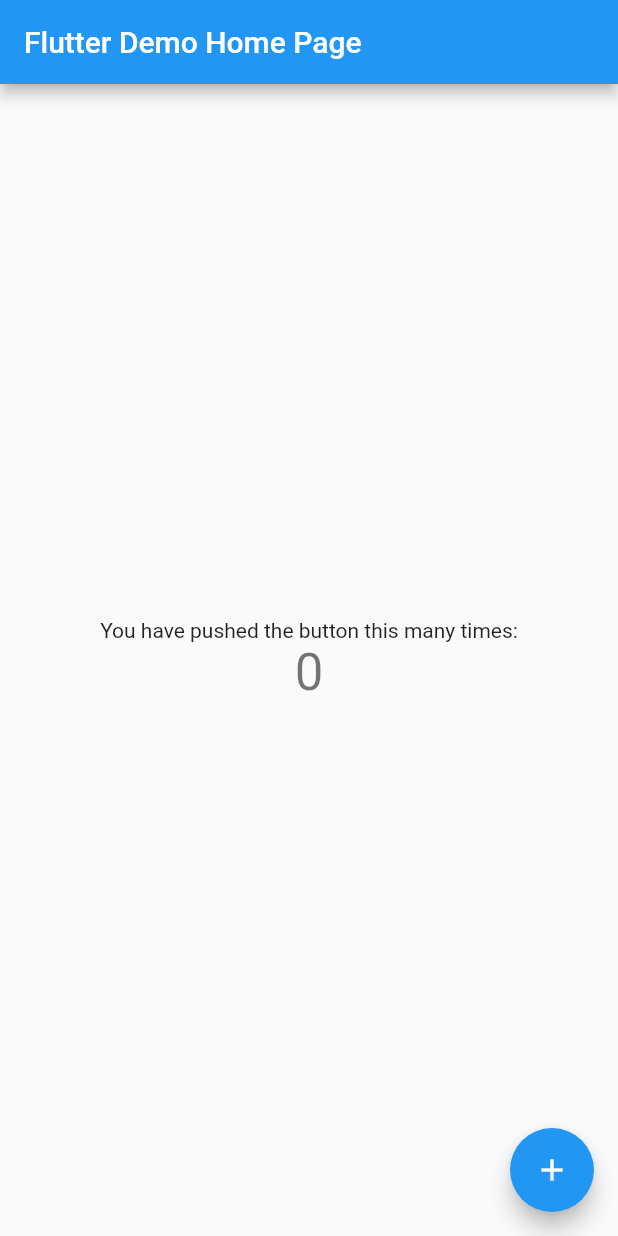
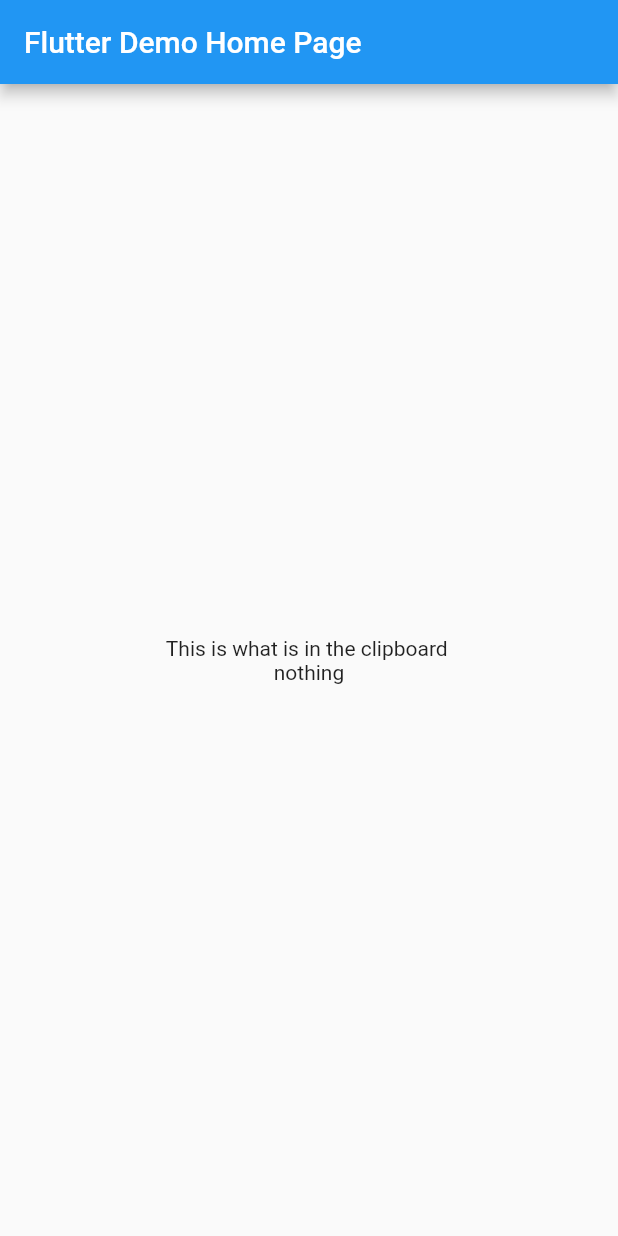
Before and after one commit to dspicher/btclipboard, a Flutter app: the screen it shows after launch, on a phone screen of 412 x 824 dp. Run offline on Flutter 3.47's test engine with Material 2 defaults, Android fonts, the phone set to English and light mode, and no system bars.

Commit message:
Show clipboard contents

```diff
--- a/lib/main.dart
+++ b/lib/main.dart
@@ -1,4 +1,5 @@
 import 'package:flutter/material.dart';
+import 'package:flutter/services.dart';
 
 void main() => runApp(MyApp());
 
@@ -9,103 +10,40 @@ class MyApp extends StatelessWidget {
     return MaterialApp(
       title: 'Flutter Demo',
       theme: ThemeData(
-        // This is the theme of your application.
-        //
-        // Try running your application with "flutter run". You'll see the
-        // application has a blue toolbar. Then, without quitting the app, try
-        // changing the primarySwatch below to Colors.green and then invoke
-        // "hot reload" (press "r" in the console where you ran "flutter run",
-        // or simply save your changes to "hot reload" in a Flutter IDE).
-        // Notice that the counter didn't reset back to zero; the application
-        // is not restarted.
         primarySwatch: Colors.blue,
       ),
-      home: MyHomePage(title: 'Flutter Demo Home Page'),
+      home: MyHomePage(),
     );
   }
 }
 
-class MyHomePage extends StatefulWidget {
-  MyHomePage({Key key, this.title}) : super(key: key);
-
-  // This widget is the home page of your application. It is stateful, meaning
-  // that it has a State object (defined below) that contains fields that affect
-  // how it looks.
-
-  // This class is the configuration for the state. It holds the values (in this
-  // case the title) provided by the parent (in this case the App widget) and
-  // used by the build method of the State. Fields in a Widget subclass are
-  // always marked "final".
-
-  final String title;
-
-  @override
-  _MyHomePageState createState() => _MyHomePageState();
-}
-
-class _MyHomePageState extends State<MyHomePage> {
-  int _counter = 0;
-
-  void _incrementCounter() {
-    setState(() {
-      // This call to setState tells the Flutter framework that something has
-      // changed in this State, which causes it to rerun the build method below
-      // so that the display can reflect the updated values. If we changed
-      // _counter without calling setState(), then the build method would not be
-      // called again, and so nothing would appear to happen.
-      _counter++;
-    });
-  }
-
+class MyHomePage extends StatelessWidget {
   @override
   Widget build(BuildContext context) {
-    // This method is rerun every time setState is called, for instance as done
-    // by the _incrementCounter method above.
-    //
-    // The Flutter framework has been optimized to make rerunning build methods
-    // fast, so that you can just rebuild anything that needs updating rather
-    // than having to individually change instances of widgets.
     return Scaffold(
       appBar: AppBar(
-        // Here we take the value from the MyHomePage object that was created by
-        // the App.build method, and use it to set our appbar title.
-        title: Text(widget.title),
+        title: Text('Flutter Demo Home Page'),
       ),
       body: Center(
-        // Center is a layout widget. It takes a single child and positions it
-        // in the middle of the parent.
         child: Column(
-          // Column is also a layout widget. It takes a list of children and
-          // arranges them vertically. By default, it sizes itself to fit its
-          // children horizontally, and tries to be as tall as its parent.
-          //
-          // Invoke "debug painting" (press "p" in the console, choose the
-          // "Toggle Debug Paint" action from the Flutter Inspector in Android
-          // Studio, or the "Toggle Debug Paint" command in Visual Studio Code)
-          // to see the wireframe for each widget.
-          //
-          // Column has various properties to control how it sizes itself and
-          // how it positions its children. Here we use mainAxisAlignment to
-          // center the children vertically; the main axis here is the vertical
-          // axis because Columns are vertical (the cross axis would be
-          // horizontal).
           mainAxisAlignment: MainAxisAlignment.center,
           children: <Widget>[
-            Text(
-              'You have pushed the button this many times:',
+            SelectableText(
+              'This is what is in the clipboard',
             ),
-            Text(
-              '$_counter',
-              style: Theme.of(context).textTheme.display1,
+            FutureBuilder(
+              future: Clipboard.getData('text/plain'),
+              builder: (context, snapshot) {
+                if (snapshot.hasData) {
+                  return Text(snapshot.data.text);
+                } else {
+                  return Text('nothing');
+                }
+              },
             ),
           ],
         ),
       ),
-      floatingActionButton: FloatingActionButton(
-        onPressed: _incrementCounter,
-        tooltip: 'Increment',
-        child: Icon(Icons.add),
-      ), // This trailing comma makes auto-formatting nicer for build methods.
     );
   }
 }
```
